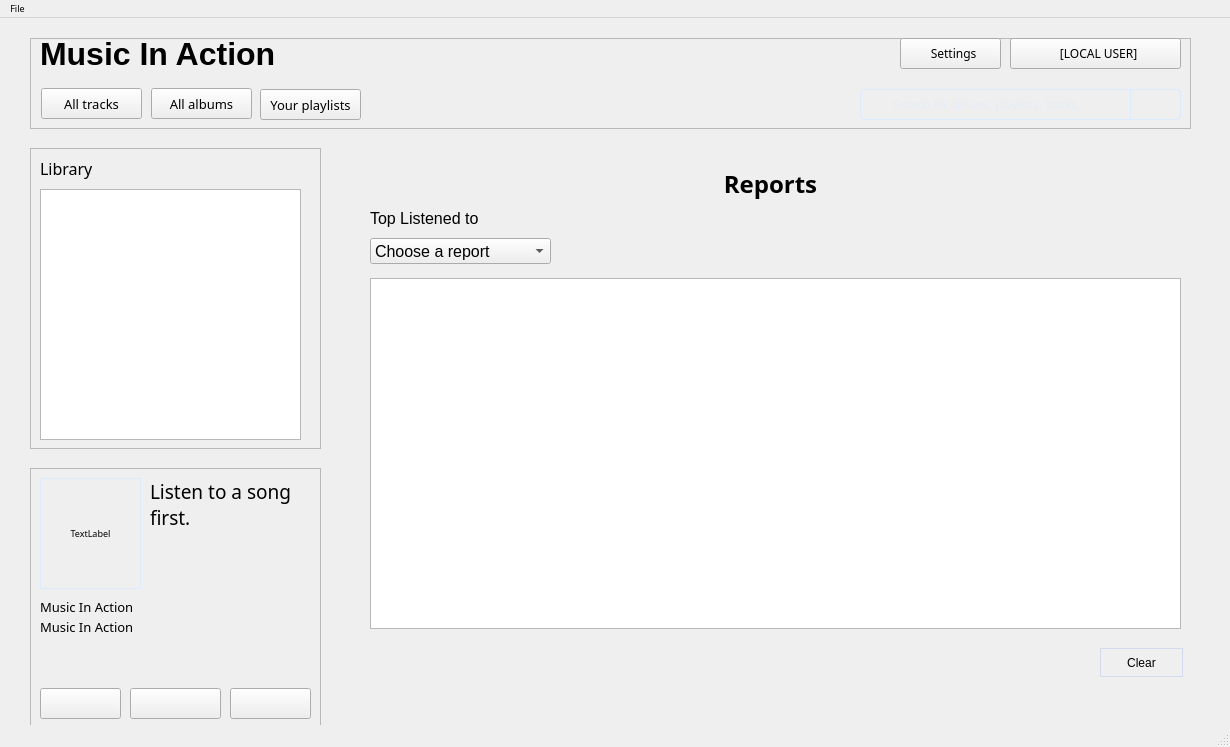
The window that mainwindow.ui (AlexDev404/GUIFinalProject) describes before a commit, drawn with Qt 5.
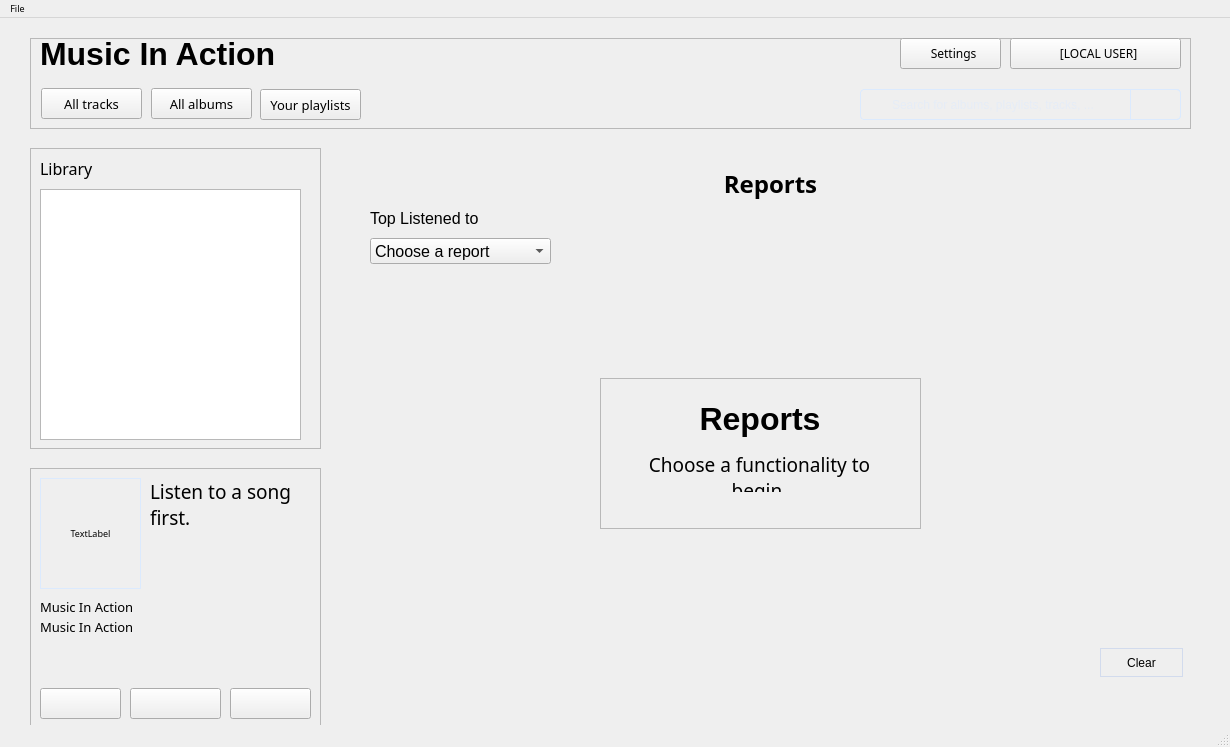
The same window after the commit.

Commit message: report alters version2

Patch:
```diff
--- a/mainwindow.ui
+++ b/mainwindow.ui
@@ -1321,6 +1321,9 @@
         <verstretch>0</verstretch>
        </sizepolicy>
       </property>
+      <property name="styleSheet">
+       <string notr="true">background: transparent;</string>
+      </property>
      </widget>
      <widget class="QPushButton" name="clearButton_rp">
       <property name="geometry">
@@ -1335,6 +1338,92 @@
        <string>Clear</string>
       </property>
      </widget>
+     <widget class="QFrame" name="reportsPageChooser">
+      <property name="enabled">
+       <bool>true</bool>
+      </property>
+      <property name="geometry">
+       <rect>
+        <x>250</x>
+        <y>230</y>
+        <width>321</width>
+        <height>151</height>
+       </rect>
+      </property>
+      <property name="frameShape">
+       <enum>QFrame::StyledPanel</enum>
+      </property>
+      <property name="frameShadow">
+       <enum>QFrame::Plain</enum>
+      </property>
+      <widget class="QLabel" name="track_name_pa_3">
+       <property name="geometry">
+        <rect>
+         <x>20</x>
+         <y>73</y>
+         <width>279</width>
+         <height>41</height>
+        </rect>
+       </property>
+       <property name="font">
+        <font>
+         <family>Work Sans Semibold</family>
+         <pointsize>14</pointsize>
+         <stylestrategy>PreferAntialias</stylestrategy>
+         <hintingpreference>PreferFullHinting</hintingpreference>
+        </font>
+       </property>
+       <property name="styleSheet">
+        <string notr="true">font-family: &quot;Work Sans Semibold&quot;;</string>
+       </property>
+       <property name="text">
+        <string>Choose a functionality to begin.</string>
+       </property>
+       <property name="scaledContents">
+        <bool>true</bool>
+       </property>
+       <property name="alignment">
+        <set>Qt::AlignHCenter|Qt::AlignTop</set>
+       </property>
+       <property name="wordWrap">
+        <bool>true</bool>
+       </property>
+      </widget>
+      <widget class="QLabel" name="title_text_3">
+       <property name="geometry">
+        <rect>
+         <x>40</x>
+         <y>20</y>
+         <width>240</width>
+         <height>41</height>
+        </rect>
+       </property>
+       <property name="font">
+        <font>
+         <family>Segoe UI</family>
+         <pointsize>24</pointsize>
+         <bold>true</bold>
+         <stylestrategy>PreferAntialias</stylestrategy>
+         <hintingpreference>PreferFullHinting</hintingpreference>
+        </font>
+       </property>
+       <property name="styleSheet">
+        <string notr="true"/>
+       </property>
+       <property name="text">
+        <string>Reports</string>
+       </property>
+       <property name="alignment">
+        <set>Qt::AlignCenter</set>
+       </property>
+      </widget>
+     </widget>
+     <zorder>label_rp_1</zorder>
+     <zorder>reportTypeComboBox</zorder>
+     <zorder>label_rp_2</zorder>
+     <zorder>clearButton_rp</zorder>
+     <zorder>reportsPageChooser</zorder>
+     <zorder>reportListView</zorder>
     </widget>
     <widget class="QWidget" name="searchResultPage">
      <widget class="QLabel" name="label_srp_1">
```
The commit also changes 7 other files.
